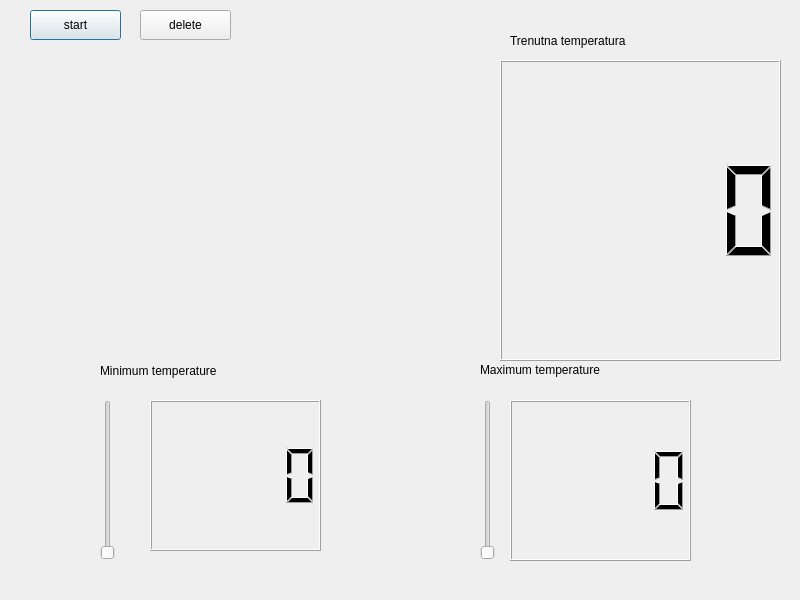
This is projekat_re/dialog.ui in dusanr14/Project_RPi as Qt 5 draws it before an edit. The edited form follows.
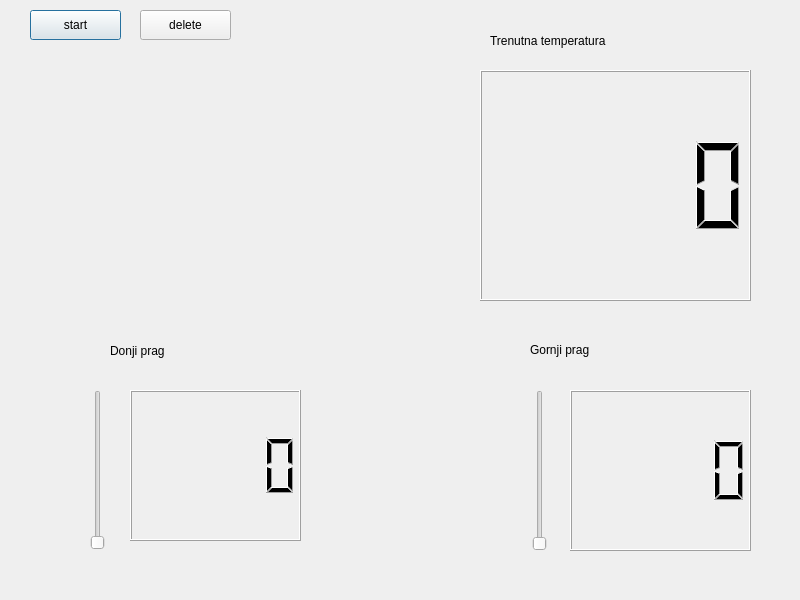
This is the edited form.

Patch:
```diff
--- a/projekat_re/dialog.ui
+++ b/projekat_re/dialog.ui
@@ -19,49 +19,49 @@
   <widget class="QLCDNumber" name="lcdNumber">
    <property name="geometry">
     <rect>
-     <x>500</x>
-     <y>60</y>
-     <width>281</width>
-     <height>301</height>
+     <x>480</x>
+     <y>70</y>
+     <width>271</width>
+     <height>231</height>
     </rect>
    </property>
   </widget>
   <widget class="QSlider" name="CeilingSlider">
    <property name="geometry">
     <rect>
-     <x>480</x>
-     <y>400</y>
-     <width>16</width>
-     <height>160</height>
+     <x>530</x>
+     <y>390</y>
+     <width>20</width>
+     <height>161</height>
     </rect>
    </property>
    <property name="minimum">
-    <number>20</number>
-   </property>
-   <property name="maximum">
-    <number>30</number>
-   </property>
-   <property name="orientation">
-    <enum>Qt::Vertical</enum>
-   </property>
-  </widget>
-  <widget class="QSlider" name="FloorSlider">
-   <property name="geometry">
-    <rect>
-     <x>100</x>
-     <y>400</y>
-     <width>16</width>
-     <height>160</height>
-    </rect>
-   </property>
-   <property name="minimum">
-    <number>15</number>
-   </property>
-   <property name="maximum">
     <number>25</number>
    </property>
+   <property name="maximum">
+    <number>35</number>
+   </property>
+   <property name="orientation">
+    <enum>Qt::Vertical</enum>
+   </property>
+  </widget>
+  <widget class="QSlider" name="FloorSlider">
+   <property name="geometry">
+    <rect>
+     <x>90</x>
+     <y>390</y>
+     <width>16</width>
+     <height>160</height>
+    </rect>
+   </property>
+   <property name="minimum">
+    <number>20</number>
+   </property>
+   <property name="maximum">
+    <number>30</number>
+   </property>
    <property name="value">
-    <number>15</number>
+    <number>20</number>
    </property>
    <property name="orientation">
     <enum>Qt::Vertical</enum>
@@ -70,34 +70,34 @@
   <widget class="QLabel" name="label">
    <property name="geometry">
     <rect>
-     <x>480</x>
-     <y>360</y>
+     <x>530</x>
+     <y>340</y>
      <width>161</width>
      <height>20</height>
     </rect>
    </property>
    <property name="text">
-    <string>Maximum temperature</string>
+    <string>Gornji prag</string>
    </property>
   </widget>
   <widget class="QLabel" name="label_2">
    <property name="geometry">
     <rect>
-     <x>100</x>
-     <y>360</y>
+     <x>110</x>
+     <y>340</y>
      <width>171</width>
      <height>22</height>
     </rect>
    </property>
    <property name="text">
-    <string>Minimum temperature</string>
+    <string>Donji prag</string>
    </property>
   </widget>
   <widget class="QLCDNumber" name="lcdNumber_2">
    <property name="geometry">
     <rect>
-     <x>150</x>
-     <y>400</y>
+     <x>130</x>
+     <y>390</y>
      <width>171</width>
      <height>151</height>
     </rect>
@@ -106,8 +106,8 @@
   <widget class="QLCDNumber" name="lcdNumber_3">
    <property name="geometry">
     <rect>
-     <x>510</x>
-     <y>400</y>
+     <x>570</x>
+     <y>390</y>
      <width>181</width>
      <height>161</height>
     </rect>
@@ -116,7 +116,7 @@
   <widget class="QLabel" name="label_3">
    <property name="geometry">
     <rect>
-     <x>510</x>
+     <x>490</x>
      <y>20</y>
      <width>191</width>
      <height>41</height>
@@ -129,10 +129,10 @@
   <widget class="QWidget" name="verticalLayoutWidget">
    <property name="geometry">
     <rect>
-     <x>10</x>
-     <y>60</y>
-     <width>481</width>
-     <height>301</height>
+     <x>30</x>
+     <y>70</y>
+     <width>381</width>
+     <height>231</height>
     </rect>
    </property>
    <layout class="QVBoxLayout" name="verticalLayout"/>
```
